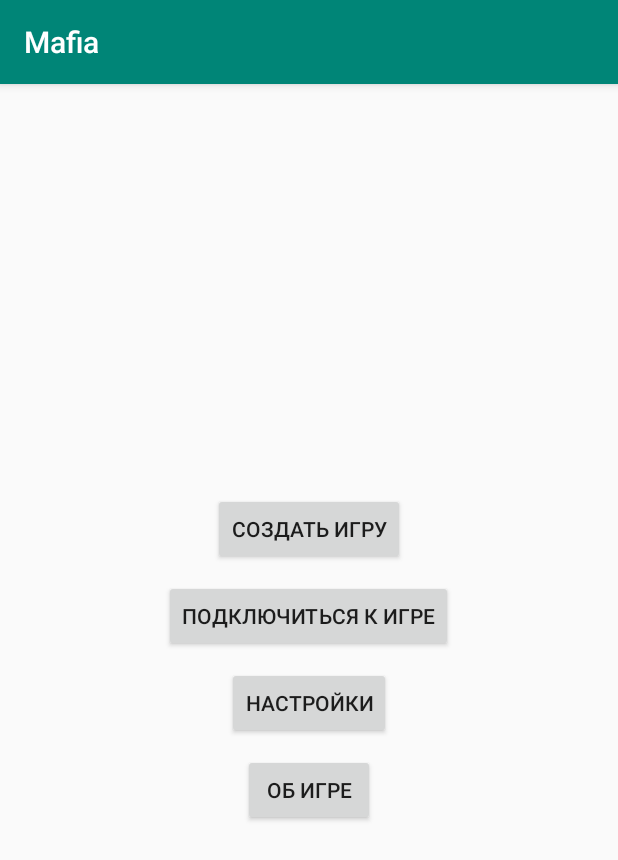
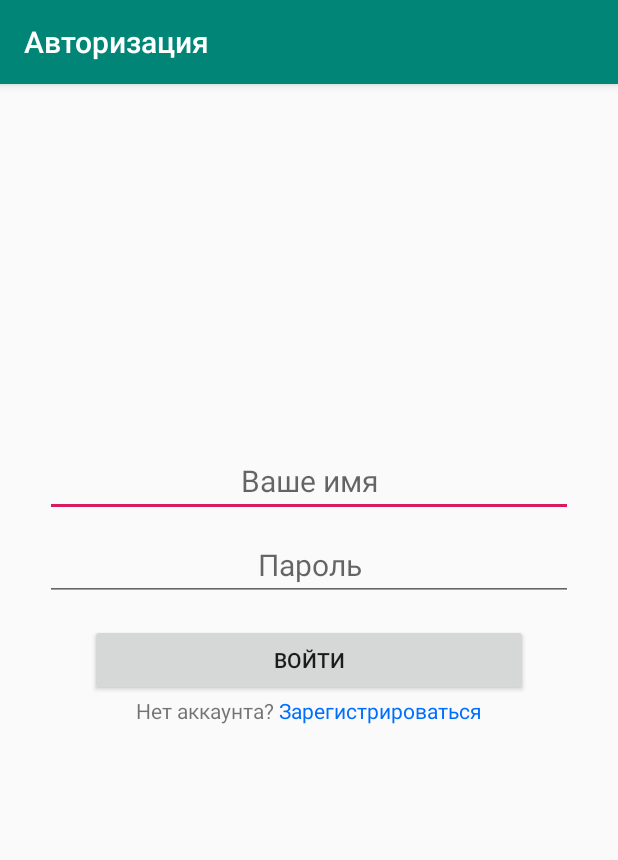
Before and after one commit to IvanShamsiev/Mafia, an Android app: the screen it shows after launch (MainActivity before the commit, LoginActivity after it), on a phone screen of 412 x 824 dp. Shown: the top 860 px of the screen. Run offline under Robolectric (Android 15) with nearby library versions, the phone set to English and light mode, and no system bars; our stand-ins replace RxJava; libraries missing offline, so code that uses them is left out: com.jakewharton.retrofit2; 2 statements that could not run were skipped.

Commit message:
Add Login Activity

```diff
--- a/app/src/main/AndroidManifest.xml
+++ b/app/src/main/AndroidManifest.xml
@@ -1,7 +1,9 @@
 <?xml version="1.0" encoding="utf-8"?>
 <manifest xmlns:android="http://schemas.android.com/apk/res/android"
     package="com.example.ivan.mafia">
-    <uses-permission android:name="android.permission.INTERNET"/>
+
+    <uses-permission android:name="android.permission.INTERNET" />
+
     <application
         android:allowBackup="true"
         android:icon="@mipmap/ic_launcher"
@@ -16,6 +18,7 @@
                 <category android:name="android.intent.category.LAUNCHER" />
             </intent-filter>
         </activity>
+        <activity android:name=".LoginActivity"></activity>
     </application>
 
 </manifest>
--- /dev/null
+++ b/app/src/main/java/com/example/ivan/mafia/LoginActivity.java
@@ -0,0 +1,81 @@
+package com.example.ivan.mafia;
+
+import android.content.SharedPreferences;
+import android.os.Handler;
+import android.support.v7.app.AppCompatActivity;
+import android.os.Bundle;
+import android.widget.Button;
+import android.widget.EditText;
+import android.widget.TextView;
+import android.widget.Toast;
+
+public class LoginActivity extends AppCompatActivity {
+
+    int minNameChars = 3;
+    int minPasswordChars = 3;
+
+    EditText editName, editPassword;
+    Button btnSignIn;
+    TextView textViewRegister;
+
+    Handler handler;
+
+    SharedPreferences sPref;
+
+    Mafia mafia = Mafia.getInstance();
+
+    @Override
+    protected void onCreate(Bundle savedInstanceState) {
+        super.onCreate(savedInstanceState);
+        setContentView(R.layout.activity_login);
+        setTitle(R.string.title_pass);
+
+        editName = findViewById(R.id.editName);
+        editPassword = findViewById(R.id.editPassword);
+        btnSignIn = findViewById(R.id.btnSignIn);
+        textViewRegister = findViewById(R.id.textViewRegister);
+
+        sPref = getSharedPreferences("prefs", MODE_PRIVATE);
+
+        btnSignIn.setOnClickListener(view -> {
+            String name = editName.getText().toString();
+            String password = editPassword.getText().toString();
+            if (name.length() < minNameChars)
+                Toast.makeText(this, "Имя должно быть больше " + minNameChars + " символов", Toast.LENGTH_SHORT).show();
+            else if (password.length() < minPasswordChars)
+                Toast.makeText(this, "Пароль должен быть больше " + minPasswordChars + " символов", Toast.LENGTH_SHORT).show();
+            else mafia.signIn(handler, name, password);
+        });
+
+        textViewRegister.setOnClickListener(view -> {
+
+        });
+
+        handler = new Handler(msg -> {
+            String message = (String) msg.obj;
+            if (msg.arg1 == -1) {
+                Toast.makeText(this, "Ошибка: " + message, Toast.LENGTH_SHORT).show();
+                return true;
+            }
+            if (msg.what == 11) {
+                if (message.equals("OK")) {
+                    setResult(1);
+                    finish();
+                }
+                else Toast.makeText(this, "Ошибка авторизации: " + message, Toast.LENGTH_SHORT).show();
+            }
+            return true;
+        });
+
+
+        // setPass(getSharedPreferences("prefs", MODE_PRIVATE), "12345");
+
+    }
+
+    public static void saveNameAndPassword(SharedPreferences sPrefs, String name, String password) {
+        SharedPreferences.Editor ePref = sPrefs.edit();
+        ePref.putString("name", name);
+        ePref.putString("password", password);
+        ePref.apply();
+    }
+}
--- a/app/src/main/java/com/example/ivan/mafia/MainActivity.java
+++ b/app/src/main/java/com/example/ivan/mafia/MainActivity.java
@@ -1,10 +1,18 @@
 package com.example.ivan.mafia;
 
+import android.content.Intent;
+import android.content.SharedPreferences;
+import android.os.Build;
 import android.os.Handler;
+import android.support.annotation.Nullable;
+import android.support.v4.app.ActivityCompat;
 import android.support.v7.app.AppCompatActivity;
 import android.os.Bundle;
 import android.util.Log;
+import android.view.View;
 import android.widget.Button;
+import android.widget.ProgressBar;
+import android.widget.TextView;
 import android.widget.Toast;
 
 import com.google.gson.Gson;
@@ -19,21 +27,63 @@ public class MainActivity extends AppCompatActivity {
 
     public static Handler handler;
 
+    SharedPreferences sPrefs;
+
     Mafia mafia;
     Button btnCreate, btnConnect, btnSettings, btnAbout;
+
+    String savedName, savedPassword;
 
     @Override
     protected void onCreate(Bundle savedInstanceState) {
         super.onCreate(savedInstanceState);
         setContentView(R.layout.activity_main);
 
+        handler = new Handler(msg -> {
+            String message = (String) msg.obj;
+            if (msg.arg1 == -1) {
+                Toast.makeText(this, "Ошибка: " + message, Toast.LENGTH_SHORT).show();
+                return true;
+            }
+            if (msg.what == 1) {
+                if (message.equals("OK")) {
+                    Toast.makeText(this, "Проверка аккаунта: Успешно!", Toast.LENGTH_SHORT).show();
+                    start();
+                }
+                else {
+                    Toast.makeText(this, "Ошибка авторизации: " + message, Toast.LENGTH_SHORT).show();
+                    Intent intent = new Intent(this, LoginActivity.class);
+                    startActivityForResult(intent, 0);
+                }
+            }
+            return true;
+        });
+
+        sPrefs = getSharedPreferences("prefs", MODE_PRIVATE);
+
+        mafia = Mafia.getInstance();
+
+        savedName = sPrefs.getString("name", null);
+        savedPassword = sPrefs.getString("password", null);
+        if (savedName == null || savedPassword == null) {
+            Intent intent = new Intent(this, LoginActivity.class);
+            startActivityForResult(intent, 0);
+        } else mafia.checkAccount(handler, savedName, savedPassword);
+
+    }
+
+
+    private void start() {
         btnCreate = findViewById(R.id.btnCreate);
         btnConnect = findViewById(R.id.btnConnect);
         btnSettings = findViewById(R.id.btnSettings);
         btnAbout = findViewById(R.id.btnAbout);
 
-        btnCreate.setOnClickListener(view -> mafia.checkRooms());
-        btnConnect.setOnClickListener(view -> mafia.checkAccount("Иван", "123"));
+        btnCreate.setOnClickListener(view -> mafia.checkRooms(handler));
+        btnConnect.setOnClickListener(view -> mafia.checkAccount(handler, "Иван", "123"));
+
+        ((TextView) findViewById(R.id.textView)).setText(savedName);
+        findViewById(R.id.progressBar).setVisibility(View.GONE);
 
         handler = new Handler(msg -> {
             String message = (String) msg.obj;
@@ -53,93 +103,15 @@ public class MainActivity extends AppCompatActivity {
             }
             return true;
         });
-
-        mafia = Mafia.getInstance();
-
-//        handler = new Handler(msg -> {
-//            String message = (String) msg.obj;
-//            if (message.equals("Игра ещё не запущена"))
-//                Toast.makeText(this, message, Toast.LENGTH_SHORT).show();
-//            else mafia.connect(myToken);
-//            return true;
-//        });
-
-
-        // Настраиваем слежение за запросами
-//        HttpLoggingInterceptor interceptor = new HttpLoggingInterceptor();
-//        interceptor.setLevel(BuildConfig.DEBUG ? HttpLoggingInterceptor.Level.BODY : HttpLoggingInterceptor.Level.NONE);
-//        OkHttpClient client = new OkHttpClient.Builder()
-//                .addInterceptor(interceptor)
-//                .build();
-//
-//        Retrofit retrofitString = new Retrofit.Builder()
-//                .baseUrl("https://themafia2281488.000webhostapp.com/") // Базовый адрес
-//                .addConverterFactory(ScalarsConverterFactory.create()) // Для преобразования в строку
-//                .addCallAdapterFactory(RxJava2CallAdapterFactory.create())
-//                .client(client)
-//                .build();
-//        MafiaAPI mafiaStringAPI = retrofitString.create(MafiaAPI.class);
-//
-//        Observer<String> checkObserver = new Observer<String>() {
-//            @Override
-//            public void onSubscribe(Disposable d) {
-//                log("onSubscribe");
-//            }
-//
-//            @Override
-//            public void onNext(String s) {
-//                log("onNext: " + s);
-//            }
-//
-//            @Override
-//            public void onError(Throwable e) {
-//                log("onError: " + e.getMessage());
-//            }
-//
-//            @Override
-//            public void onComplete() {
-//                log("onComplete");
-//            }
-//        };
-//
-//            String response;
-//            Observable<String> listOfMessages = mafiaStringAPI.checkGame(421928);
-//            listOfMessages
-//                    .subscribeOn(Schedulers.io())
-//                    .observeOn(AndroidSchedulers.mainThread())
-//                    .subscribe(checkObserver);
-
-
-
-
-
-
-
-
-
-//        new Thread(() -> {
-//            try {
-//                TimeUnit.SECONDS.sleep(3);
-//                Observable<List<RoomList>> listOfMessages2 = mafiaAPI.getPlayMessage(22222);
-//                listOfMessages
-//                        .observeOn(AndroidSchedulers.mainThread())
-//                        .subscribe(messageList -> log("Ку!"));
-//            } catch (InterruptedException e) {e.printStackTrace();}
-//        }).start();
-
     }
 
-
-    class myClass {
-        public List<RoomList> getList() {
-            return list;
+    @Override
+    protected void onActivityResult(int requestCode, int resultCode, @Nullable Intent data) {
+        if (requestCode == 0) {
+            if (resultCode == 1) start();
+            else if (Build.VERSION.SDK_INT >= Build.VERSION_CODES.JELLY_BEAN) finishAffinity();
+            else ActivityCompat.finishAffinity(this);
         }
-
-        public void setList(List<RoomList> list) {
-            this.list = list;
-        }
-
-        List<RoomList> list;
     }
 
     void log(String txt) {
--- /dev/null
+++ b/app/src/main/res/layout/activity_login.xml
@@ -0,0 +1,69 @@
+<?xml version="1.0" encoding="utf-8"?>
+<LinearLayout
+    xmlns:android="http://schemas.android.com/apk/res/android"
+    xmlns:tools="http://schemas.android.com/tools"
+    android:layout_width="match_parent"
+    android:layout_height="match_parent"
+    android:orientation="vertical"
+    android:gravity="center_vertical"
+    android:layout_marginBottom="100dp"
+    android:layout_marginLeft="30dp"
+    android:layout_marginRight="30dp"
+    tools:context=".LoginActivity">
+
+    <EditText
+        android:id="@+id/editName"
+        android:layout_width="match_parent"
+        android:layout_height="wrap_content"
+        android:cursorVisible="false"
+        android:hint="Ваше имя"
+        android:includeFontPadding="true"
+        android:inputType="textPersonName"
+        android:singleLine="true"
+        android:textAlignment="center"
+        android:textSize="20sp" />
+
+    <EditText
+        android:id="@+id/editPassword"
+        android:layout_width="match_parent"
+        android:layout_height="wrap_content"
+        android:layout_marginTop="8dp"
+        android:cursorVisible="false"
+        android:hint="Пароль"
+        android:includeFontPadding="true"
+        android:inputType="textPassword"
+        android:singleLine="true"
+        android:textAlignment="center"
+        android:textSize="20sp" />
+
+    <Button
+        android:id="@+id/btnSignIn"
+        android:layout_width="match_parent"
+        android:layout_height="wrap_content"
+        android:layout_gravity="center_horizontal"
+        android:layout_marginTop="15dp"
+        android:layout_marginLeft="30dp"
+        android:layout_marginRight="30dp"
+        android:text="Войти" />
+
+    <LinearLayout
+        android:layout_width="match_parent"
+        android:layout_height="wrap_content"
+        android:gravity="center_horizontal"
+        android:orientation="horizontal">
+
+        <TextView
+            android:id="@+id/textView"
+            android:layout_width="wrap_content"
+            android:layout_height="wrap_content"
+            android:text="Нет аккаунта? " />
+
+        <TextView
+            android:id="@+id/textViewRegister"
+            android:layout_width="wrap_content"
+            android:layout_height="wrap_content"
+            android:text="Зарегистрироваться"
+            android:textColor="#006fff" />
+    </LinearLayout>
+
+</LinearLayout>
--- a/app/src/main/res/values/strings.xml
+++ b/app/src/main/res/values/strings.xml
@@ -1,3 +1,5 @@
 <resources>
-    <string name="app_name">Mafia</string>
+    <string name="app_name">Мафия</string>
+    <string name="title_pass">Авторизация</string>
+    <string name="account_check">Пожалуйста, подождите. Идёт проверка аккаунта</string>
 </resources>
```
Also changed, not shown: app/src/main/java/com/example/ivan/mafia/Mafia.java (+28 -27 lines), app/src/main/res/layout/activity_main.xml (+31 -2 lines).
